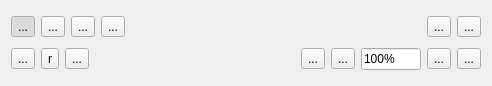
Above: pagetools.ui from sjg20/paperman before the change. Below: the same form after it.
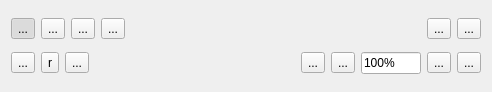
That is the form after the change. Icons and pictures are not drawn.

Commit message: Add tooltop to info mode button

Diff of the .ui file:
```diff
--- a/pagetools.ui
+++ b/pagetools.ui
@@ -7,7 +7,7 @@
     <x>0</x>
     <y>0</y>
     <width>492</width>
-    <height>86</height>
+    <height>92</height>
    </rect>
   </property>
   <property name="windowTitle">
```
Left out of the diff: 3 changed lines with no effect on the pictures.
